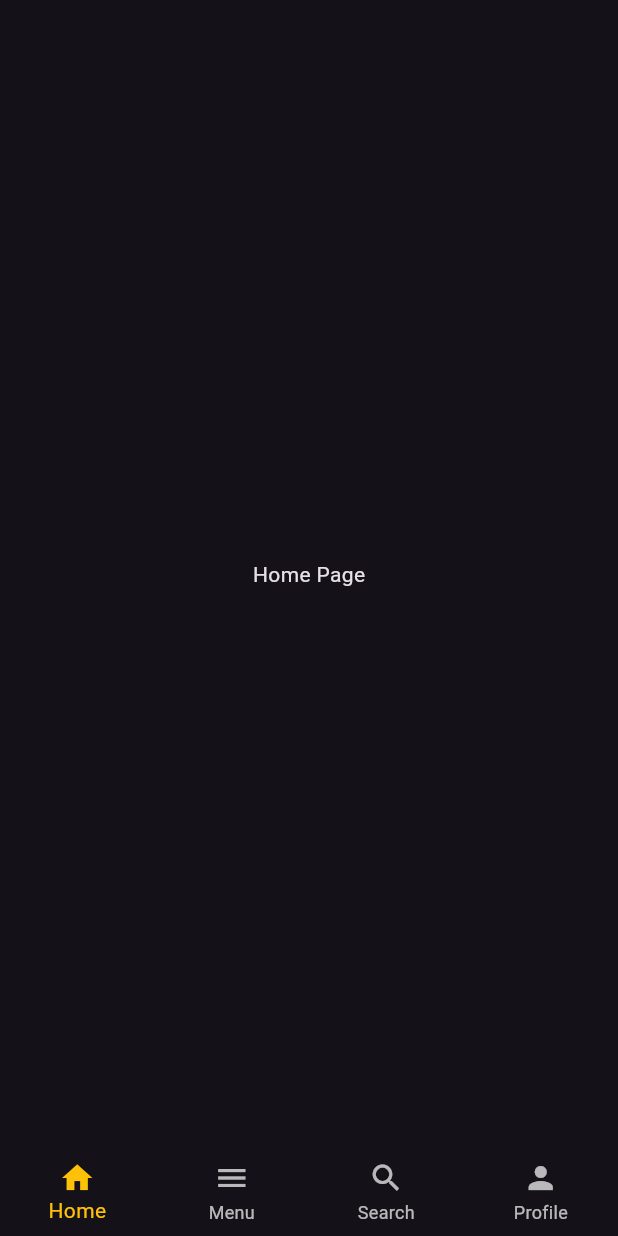
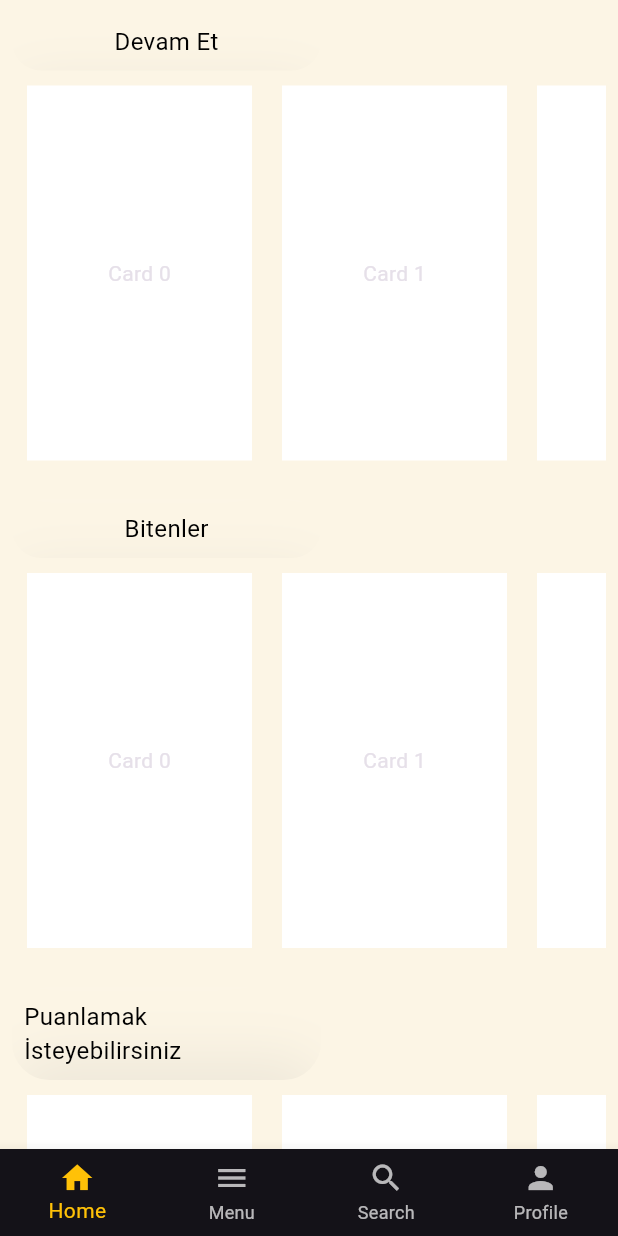
Before and after one commit to ZeynepSudeOgan/BookApp, a Flutter app: the screen it shows after launch, on a phone screen of 412 x 824 dp. Run offline on Flutter 3.47's test engine with Material 3 defaults, Android fonts, the phone set to English and light mode, and no system bars; our stand-ins replace hexcolor.

Commit message:
homePage
adding home page

```diff
--- a/lib/pages/home.dart
+++ b/lib/pages/home.dart
@@ -1,11 +1,99 @@
+import 'dart:ui';
+
 import 'package:flutter/material.dart';
+import 'package:hexcolor/hexcolor.dart';
+
 class HomePage extends StatelessWidget {
   const HomePage({super.key});
 
   @override
   Widget build(BuildContext context) {
-    return  const Scaffold(
-      body: Center(child: Text("Home Page"),),
+    return SafeArea(
+      child: Scaffold(
+        backgroundColor: HexColor("#FCF5E5"),
+        body: SingleChildScrollView(
+          child: Column(
+            children: [
+              _buildSection(
+                context: context,
+                title: "Devam Et",
+                itemCount: 10,
+              ),
+              _buildSection(
+                context: context,
+                title: "Bitenler",
+                itemCount: 10,
+              ),
+              _buildSection(
+                context: context,
+                title: "Puanlamak İsteyebilirsiniz",
+                itemCount: 10,
+              ),
+
+            ],
+          ),
+        ),
+      ),
+    );
+  }
+
+  Widget _buildSection({required BuildContext context, required String title, required int itemCount}) {
+    return Padding(
+      padding: const EdgeInsets.all(8.0),
+      child: Column(
+        children: [
+          Row(
+            children: [
+              ClipRRect(
+                borderRadius: BorderRadius.circular(25),
+                child: BackdropFilter(
+                  filter: ImageFilter.blur(sigmaX: 15, sigmaY: 15),
+                  child: Container(
+                    alignment: Alignment.center, //title'lar ortada değil de başta olsun dersek de bunu kaldırırız
+                    width: MediaQuery.of(context).size.width* .50, //Title'ların aynı uzunlukta olmasını sağladı
+                    decoration: BoxDecoration(
+                      borderRadius: BorderRadius.circular(25),
+                      //color: Colors.black12,
+                      boxShadow: [
+                        BoxShadow(
+                          offset: const Offset(0, 46),
+                          blurRadius: 30,
+                          color: const Color.fromARGB(255, 133, 132, 132).withOpacity(.11),
+                        )
+                      ]
+                    ),
+
+                    child: Padding(
+                      padding: const EdgeInsets.all(8),
+                      child: Text(
+                        title,
+                        style: const TextStyle(
+                          color: Colors.black,
+                          fontSize: 16,
+                        ),
+                      ),
+                    ),
+                  ),
+                ),
+              ),
+            ],
+          ),
+          SizedBox(
+            height: 270,
+            child: ListView.builder(
+              itemCount: itemCount,
+              scrollDirection: Axis.horizontal,
+              itemBuilder: (context, index) => Container(
+                 height: 230,
+                 width: 150,
+                margin: const EdgeInsets.all(10),
+                color: Colors.white,
+                child: Center(child: Text("Card $index")),
+              ),
+            ),
+          ),
+        ],
+      ),
     );
   }
 }
--- a/lib/pages/search.dart
+++ b/lib/pages/search.dart
@@ -87,10 +87,11 @@ class _SearchPageState extends State<SearchPage> {
                   ),
                   textAlign: TextAlign.center,
                   maxLines: null,
-                ))
+                )),
+
           ],
         ),
-     ),
+),
 );
 }
 }
```
